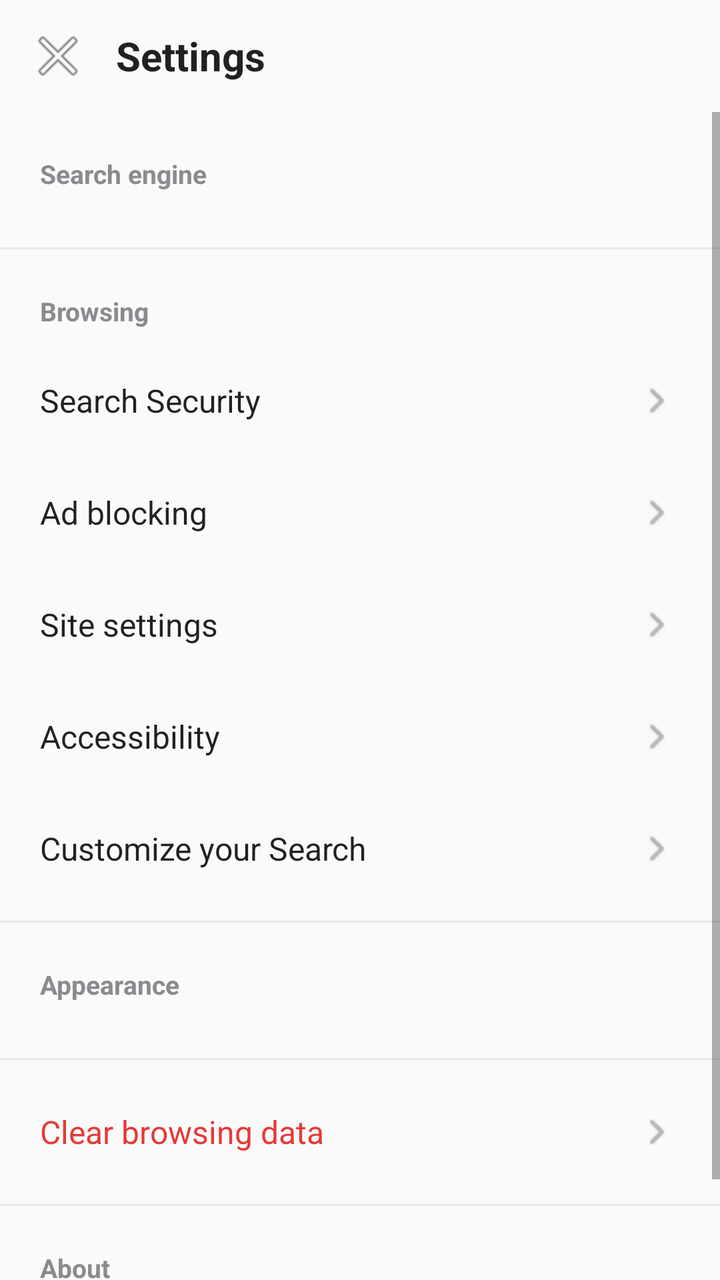
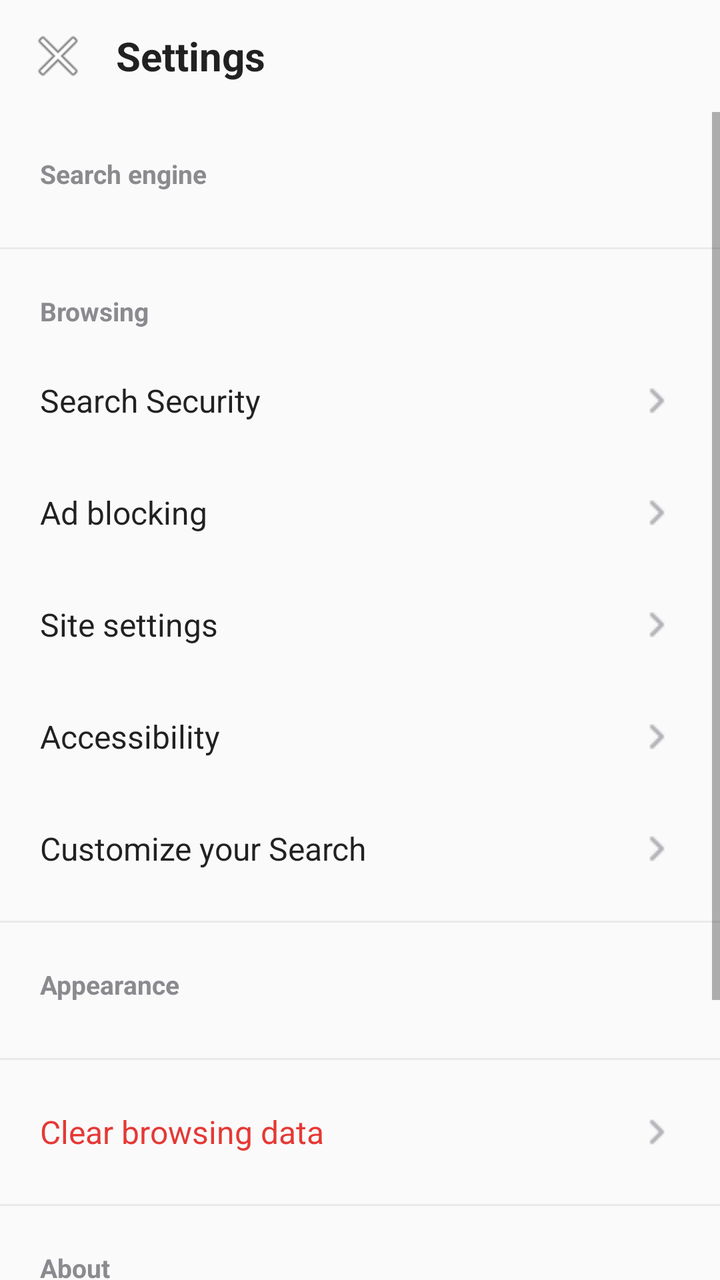

Screens rendered from an Android XML layout before and after an edit, with the pre-edit source and the edit as a unified diff.
<!-- AndroidManifest.xml: activity theme Theme.Search -->
<!-- res/layout/activity_settings.xml -->
<?xml version="1.0" encoding="utf-8"?>
<LinearLayout xmlns:android="http://schemas.android.com/apk/res/android"
    android:layout_width="match_parent"
    android:layout_height="match_parent"
    android:orientation="vertical"
    android:background="?android:attr/colorBackground">

    <LinearLayout
        android:layout_width="match_parent"
        android:layout_height="56dp"
        android:orientation="horizontal"
        android:gravity="center_vertical"
        android:paddingStart="8dp"
        android:paddingEnd="16dp">

        <ImageButton
            android:id="@+id/settingsBack"
            android:layout_width="42dp"
            android:layout_height="42dp"
            android:background="?attr/selectableItemBackgroundBorderless"
            android:src="@android:drawable/ic_menu_close_clear_cancel"
            android:contentDescription="Close" />

        <TextView
            android:layout_width="wrap_content"
            android:layout_height="wrap_content"
            android:layout_marginStart="8dp"
            android:text="Settings"
            android:textSize="20sp"
            android:textStyle="bold"
            android:textColor="?android:attr/textColorPrimary" />
    </LinearLayout>

    <ScrollView
        android:layout_width="match_parent"
        android:layout_height="0dp"
        android:layout_weight="1">

        <LinearLayout
            android:layout_width="match_parent"
            android:layout_height="wrap_content"
            android:orientation="vertical"
            android:paddingTop="8dp"
            android:paddingBottom="24dp">

            <TextView style="@style/SettingsHeader" android:text="Search engine" />
            <RadioGroup
                android:id="@+id/engineGroup"
                android:layout_width="match_parent"
                android:layout_height="wrap_content"
                android:orientation="vertical"
                android:paddingStart="20dp"
                android:paddingEnd="20dp"
                android:paddingBottom="12dp" />

            <View style="@style/SettingsDivider" />

            <TextView style="@style/SettingsHeader" android:text="Browsing" />
            <TextView android:id="@+id/rowSecurity" style="@style/SettingsRow" android:text="Search Security" />
            <TextView android:id="@+id/rowAdblock" style="@style/SettingsRow" android:text="Ad blocking" />
            <TextView android:id="@+id/rowSiteSettings" style="@style/SettingsRow" android:text="Site settings" />
            <TextView android:id="@+id/rowAccessibility" style="@style/SettingsRow" android:text="Accessibility" />
            <TextView android:id="@+id/rowCustomize" style="@style/SettingsRow" android:text="Customize your Search" />

            <View style="@style/SettingsDivider" />

            <TextView style="@style/SettingsHeader" android:text="Appearance" />
            <RadioGroup
                android:id="@+id/themeGroup"
                android:layout_width="match_parent"
                android:layout_height="wrap_content"
                android:orientation="vertical"
                android:paddingStart="20dp"
                android:paddingEnd="20dp"
                android:paddingBottom="12dp" />

            <View style="@style/SettingsDivider" />

            <TextView android:id="@+id/clearData" style="@style/SettingsRow"
                android:text="Clear browsing data" android:textColor="#E53935" />

            <View style="@style/SettingsDivider" />

            <TextView style="@style/SettingsHeader" android:text="About" />
            <TextView
                android:id="@+id/aboutText"
                android:layout_width="wrap_content"
                android:layout_height="wrap_content"
                android:paddingStart="20dp"
                android:paddingEnd="20dp"
                android:text="Search Browser"
                android:textSize="15sp"
                android:textColor="?android:attr/textColorPrimary" />
        </LinearLayout>
    </ScrollView>
</LinearLayout>
<!-- resources referenced by this layout -->
<resources>
  <style name="SettingsDivider">
          <item name="android:layout_width">match_parent</item>
          <item name="android:layout_height">1dp</item>
          <item name="android:background">#22808080</item>
          <item name="android:layout_marginTop">8dp</item>
          <item name="android:layout_marginBottom">8dp</item>
      </style>
  <style name="SettingsHeader">
          <item name="android:layout_width">wrap_content</item>
          <item name="android:layout_height">wrap_content</item>
          <item name="android:paddingStart">20dp</item>
          <item name="android:paddingEnd">20dp</item>
          <item name="android:paddingTop">14dp</item>
          <item name="android:paddingBottom">8dp</item>
          <item name="android:textSize">13sp</item>
          <item name="android:textStyle">bold</item>
          <item name="android:textColor">#8A8A8F</item>
      </style>
  <style name="SettingsRow">
          <item name="android:layout_width">match_parent</item>
          <item name="android:layout_height">wrap_content</item>
          <item name="android:paddingStart">20dp</item>
          <item name="android:paddingEnd">20dp</item>
          <item name="android:paddingTop">16dp</item>
          <item name="android:paddingBottom">16dp</item>
          <item name="android:textSize">16sp</item>
          <item name="android:textColor">?android:attr/textColorPrimary</item>
          <item name="android:background">?attr/selectableItemBackground</item>
          <item name="android:drawableEnd">@drawable/ic_chevron</item>
          <item name="android:gravity">center_vertical</item>
      </style>
  <style name="Theme.Search" parent="Theme.MaterialComponents.Light.NoActionBar">
          <item name="android:windowBackground">@color/appBackground</item>
          <item name="android:colorBackground">@color/appBackground</item>
          <item name="android:statusBarColor">@color/appBackground</item>
          <item name="android:navigationBarColor">@color/appBackground</item>
          
          <item name="android:windowLightStatusBar">true</item>
      </style>
  <!-- drawable ic_chevron: png bitmap (drawable, 297 bytes) -->
  <color name="appBackground">#FAFAFA</color>
</resources>

<!-- the commit's change to res/layout/activity_settings.xml (unified diff, before → after) -->
@@ -91,6 +91,10 @@
                 android:text="Search Browser"
                 android:textSize="15sp"
                 android:textColor="?android:attr/textColorPrimary" />
+
+            <View style="@style/SettingsDivider" />
+            <TextView android:id="@+id/rowPrivacy" style="@style/SettingsRow" android:text="Privacy Policy" />
+            <TextView android:id="@+id/rowTerms" style="@style/SettingsRow" android:text="Terms of Use" />
         </LinearLayout>
     </ScrollView>
 </LinearLayout>
